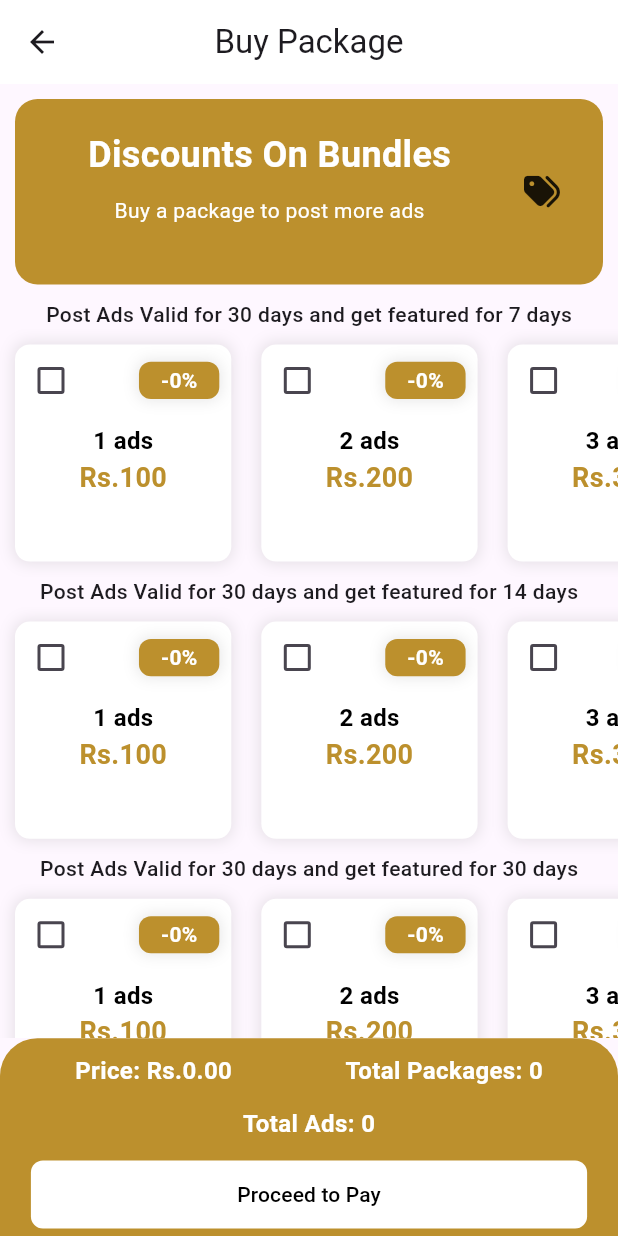
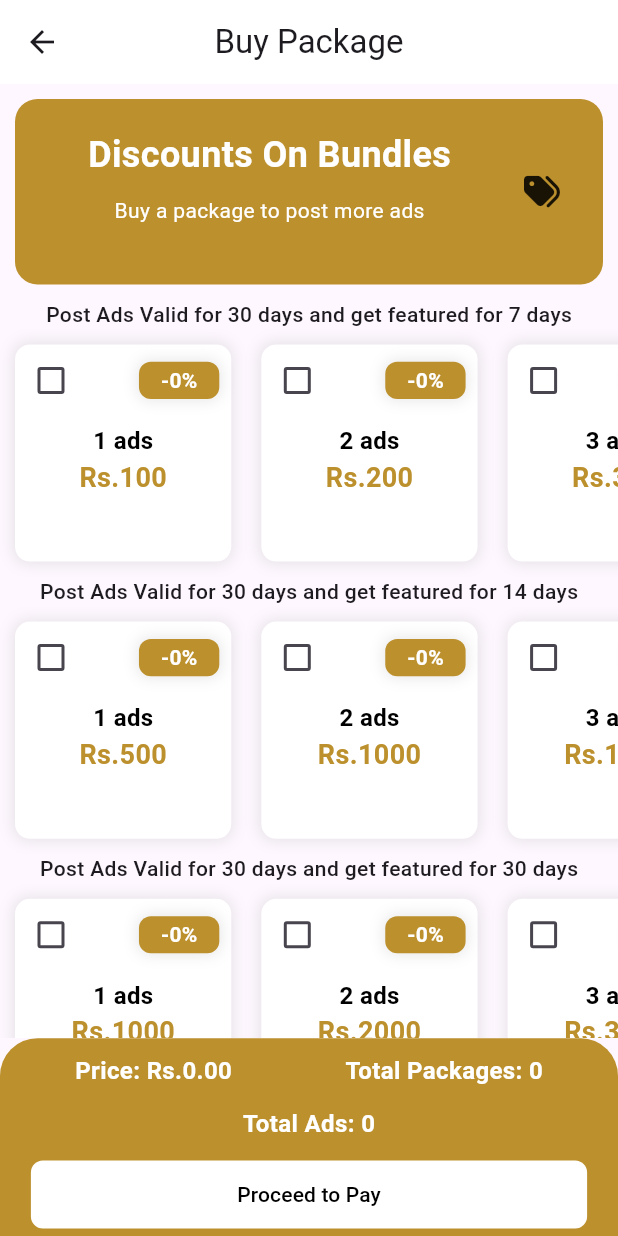
Before and after one commit to syedzainqadri/mobile_flutter_grounda, a Flutter app: the BuyPackageScreen screen opened by its route, on a phone screen of 412 x 824 dp. Run offline on Flutter 3.47's test engine with Material 3 defaults, Android fonts, the light colour scheme and no system bars; our stand-ins replace cached_network_image, file_picker, firebase_auth, firebase_core, firebase_storage, flutter_svg and 12 more; missing offline and left inert: country_list_pick, country_state_city_picker, dart:ffi, dart:html, google_maps, html_editor_enhanced and 2 more; accounts and stored records are empty; network calls fail; statements that could not run were skipped.

Commit message:
updates in package selection

```diff
--- a/lib/app/controllers/packageController/package_controller.dart
+++ b/lib/app/controllers/packageController/package_controller.dart
@@ -50,7 +50,7 @@ class PackageController extends GetxController {
 
     for (int i = 0; i < checkboxStates2.length; i++) {
       if (checkboxStates2[i]) {
-        price += (i + 1) * 100;
+        price += (i + 1) * 500;
         items += 1;
         ads += i + 1;
       }
@@ -58,7 +58,7 @@ class PackageController extends GetxController {
 
     for (int i = 0; i < checkboxStates3.length; i++) {
       if (checkboxStates3[i]) {
-        price += (i + 1) * 100;
+        price += (i + 1) * 1000;
         items += 1;
         ads += i + 1;
       }
--- a/lib/app/views/my_account_screen/buy_package_screen/buy_package_screen.dart
+++ b/lib/app/views/my_account_screen/buy_package_screen/buy_package_screen.dart
@@ -1,6 +1,4 @@
-import 'package:flutter/foundation.dart';
 import 'package:flutter/material.dart';
-import 'package:flutter/widgets.dart';
 import 'package:font_awesome_flutter/font_awesome_flutter.dart';
 import 'package:get/get.dart';
 import 'package:mobile_flutter_grounda/app/controllers/packageController/package_controller.dart';
@@ -67,6 +65,18 @@ class BuyPackageScreen extends GetView<PackageController> {
                     width: width * .9,
                     height: height * 0.055,
                     onPressed: () {
+                      if (controller.totalItems.value == 0 ||
+                          controller.totalAds.value == 0 ||
+                          controller.totalPrice.value == 0.0) {
+                        Get.snackbar(
+                          'Error',
+                          'Please select atleast one package',
+                          snackPosition: SnackPosition.TOP,
+                          backgroundColor: Colors.white,
+                          colorText: Colors.black,
+                        );
+                        return;
+                      } else {
                         Get.toNamed(
                           '/package/payment-screen',
                           arguments: {
@@ -75,6 +85,7 @@ class BuyPackageScreen extends GetView<PackageController> {
                             'totalAds': controller.totalAds.value,
                           },
                         );
+                      }
                     },
                     elevation: 0,
                   ).paddingOnly(bottom: 5)
@@ -268,7 +279,7 @@ class BuyPackageScreen extends GetView<PackageController> {
                                           fontWeight: FontWeight.w600),
                                     ),
                                     Text(
-                                      'Rs.${(index + 1) * 100}',
+                                      'Rs.${(index + 1) * 500}',
                                       style: const TextStyle(
                                           color: kPrimaryColor,
                                           fontSize: 18,
@@ -368,7 +379,7 @@ class BuyPackageScreen extends GetView<PackageController> {
                                           fontWeight: FontWeight.w600),
                                     ),
                                     Text(
-                                      'Rs.${(index + 1) * 100}',
+                                      'Rs.${(index + 1) * 1000}',
                                       style: const TextStyle(
                                           color: kPrimaryColor,
                                           fontSize: 18,
--- a/lib/utils/global_variable.dart
+++ b/lib/utils/global_variable.dart
@@ -9,13 +9,13 @@ double width = Get.width;
 double height = Get.height;
 
 // Live api endpoints
-String baseUrl = 'https://server-pwo2qiqgmq-uc.a.run.app';
+// String baseUrl = 'https://server-pwo2qiqgmq-uc.a.run.app';
 
 // local api endpoint
 // String baseUrl = 'http://127.0.0.1:8080';
 
 // local api endpoint for emulator
-// String baseUrl = 'http://10.0.2.2:8080';
+String baseUrl = 'http://10.0.2.2:8080';
 
 String createUser = '/auth/register';
 String userLogin = '/auth/login';
```
Lines whose indentation alone changed are shown as unchanged.
